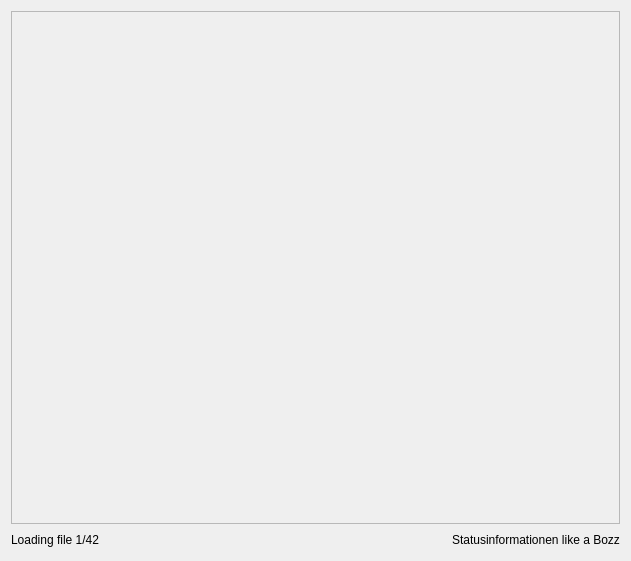
Old version of the form ui/tab_interpretation.ui in the repository jopohl/urh.
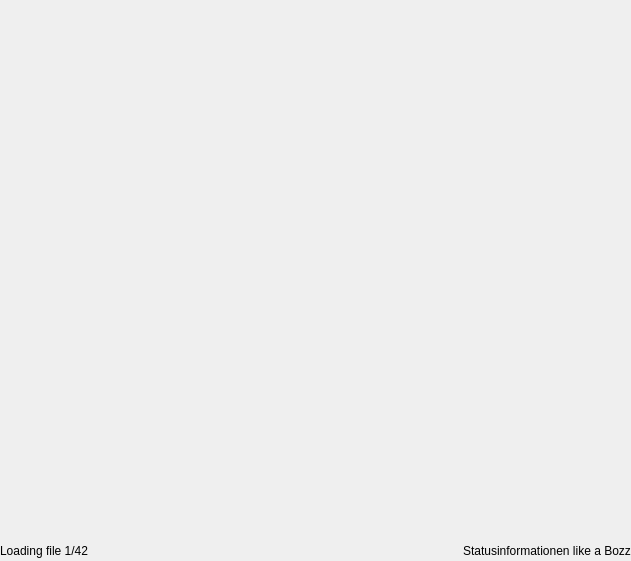
New version of the form. Custom widgets are drawn as their Qt base class.

Commit message: remove unneeded frames and borders in ui

Diff of the .ui file:
```diff
--- a/ui/tab_interpretation.ui
+++ b/ui/tab_interpretation.ui
@@ -14,6 +14,21 @@
    <string>Form</string>
   </property>
   <layout class="QVBoxLayout" name="verticalLayout">
+   <property name="spacing">
+    <number>0</number>
+   </property>
+   <property name="leftMargin">
+    <number>0</number>
+   </property>
+   <property name="topMargin">
+    <number>0</number>
+   </property>
+   <property name="rightMargin">
+    <number>0</number>
+   </property>
+   <property name="bottomMargin">
+    <number>0</number>
+   </property>
    <item>
     <widget class="ScrollArea" name="scrollArea">
      <property name="sizePolicy">
@@ -28,6 +43,12 @@
      <property name="styleSheet">
       <string notr="true"/>
      </property>
+     <property name="frameShape">
+      <enum>QFrame::NoFrame</enum>
+     </property>
+     <property name="lineWidth">
+      <number>0</number>
+     </property>
      <property name="verticalScrollBarPolicy">
       <enum>Qt::ScrollBarAsNeeded</enum>
      </property>
@@ -39,8 +60,8 @@
        <rect>
         <x>0</x>
         <y>0</y>
-        <width>613</width>
-        <height>516</height>
+        <width>631</width>
+        <height>539</height>
        </rect>
       </property>
       <property name="sizePolicy">
```
The commit also changes 12 other files.
